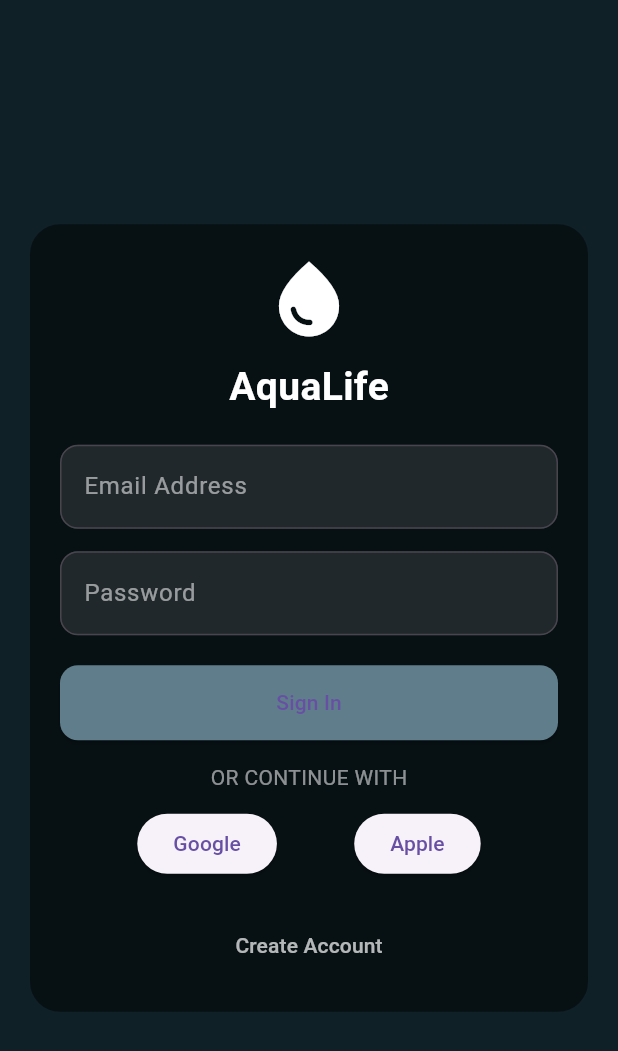
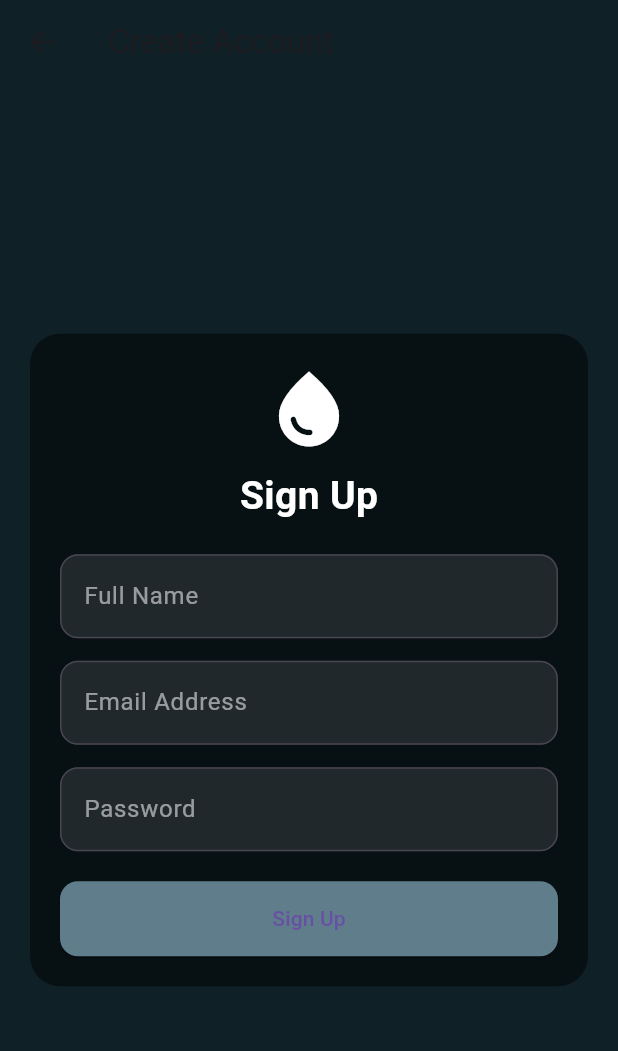
Before and after one commit to Rojan-2004/AquaLife---Ecommerce-platform, a Flutter app: the LoginScreenView screen opened directly, after a tap on "Create Account", on a phone screen of 412 x 824 dp. Shown: the top 1051 px of the screen. Run offline on Flutter 3.47's test engine with Material 3 defaults, Android fonts, the phone set to English and light mode, and no system bars.

Commit message:
error updated

```diff
--- a/lib/views/login_user.dart
+++ b/lib/views/login_user.dart
@@ -1,4 +1,5 @@
 import 'package:flutter/material.dart';
+import 'package:aqua_life/views/sign_up_user_view.dart';
 
 class LoginScreenView extends StatelessWidget {
   const LoginScreenView({super.key});
@@ -106,7 +107,12 @@ class LoginScreenView extends StatelessWidget {
 
                   TextButton(
                     onPressed: () {
-                      // Navigate to register
+                      Navigator.push(
+                        context,
+                        MaterialPageRoute(
+                          builder: (context) => const SignUpScreenView(),
+                        ),
+                      );
                     },
                     child: const Text(
                       "Create Account",
--- a/lib/views/sign_up_user_view.dart
+++ b/lib/views/sign_up_user_view.dart
@@ -0,0 +1,99 @@
+import 'package:flutter/material.dart';
+
+class SignUpScreenView extends StatelessWidget {
+  const SignUpScreenView({super.key});
+
+  @override
+  Widget build(BuildContext context) {
+    return Scaffold(
+      backgroundColor: const Color(0xFF0F2027),
+      appBar: AppBar(
+        backgroundColor: Colors.transparent,
+        elevation: 0,
+        title: const Text('Create Account'),
+      ),
+      body: Center(
+        child: SingleChildScrollView(
+          child: Padding(
+            padding: const EdgeInsets.all(20),
+            child: Container(
+              padding: const EdgeInsets.all(20),
+              decoration: BoxDecoration(
+                color: Colors.black.withOpacity(0.5),
+                borderRadius: BorderRadius.circular(20),
+              ),
+              child: Column(
+                children: [
+                  const Icon(Icons.water_drop, size: 60, color: Colors.white),
+                  const SizedBox(height: 10),
+                  const Text(
+                    "Sign Up",
+                    style: TextStyle(
+                      fontSize: 26,
+                      color: Colors.white,
+                      fontWeight: FontWeight.bold,
+                    ),
+                  ),
+                  const SizedBox(height: 20),
+                  TextField(
+                    style: const TextStyle(color: Colors.white),
+                    decoration: InputDecoration(
+                      hintText: "Full Name",
+                      hintStyle: const TextStyle(color: Colors.white54),
+                      filled: true,
+                      fillColor: Colors.white10,
+                      border: OutlineInputBorder(
+                        borderRadius: BorderRadius.circular(12),
+                      ),
+                    ),
+                  ),
+                  const SizedBox(height: 15),
+                  TextField(
+                    style: const TextStyle(color: Colors.white),
+                    decoration: InputDecoration(
+                      hintText: "Email Address",
+                      hintStyle: const TextStyle(color: Colors.white54),
+                      filled: true,
+                      fillColor: Colors.white10,
+                      border: OutlineInputBorder(
+                        borderRadius: BorderRadius.circular(12),
+                      ),
+                    ),
+                  ),
+                  const SizedBox(height: 15),
+                  TextField(
+                    obscureText: true,
+                    style: const TextStyle(color: Colors.white),
+                    decoration: InputDecoration(
+                      hintText: "Password",
+                      hintStyle: const TextStyle(color: Colors.white54),
+                      filled: true,
+                      fillColor: Colors.white10,
+                      border: OutlineInputBorder(
+                        borderRadius: BorderRadius.circular(12),
+                      ),
+                    ),
+                  ),
+                  const SizedBox(height: 20),
+                  ElevatedButton(
+                    style: ElevatedButton.styleFrom(
+                      backgroundColor: Colors.blueGrey,
+                      minimumSize: const Size(double.infinity, 50),
+                      shape: RoundedRectangleBorder(
+                        borderRadius: BorderRadius.circular(12),
+                      ),
+                    ),
+                    onPressed: () {
+                      // Add signup logic
+                    },
+                    child: const Text("Sign Up"),
+                  ),
+                ],
+              ),
+            ),
+          ),
+        ),
+      ),
+    );
+  }
+}
```
